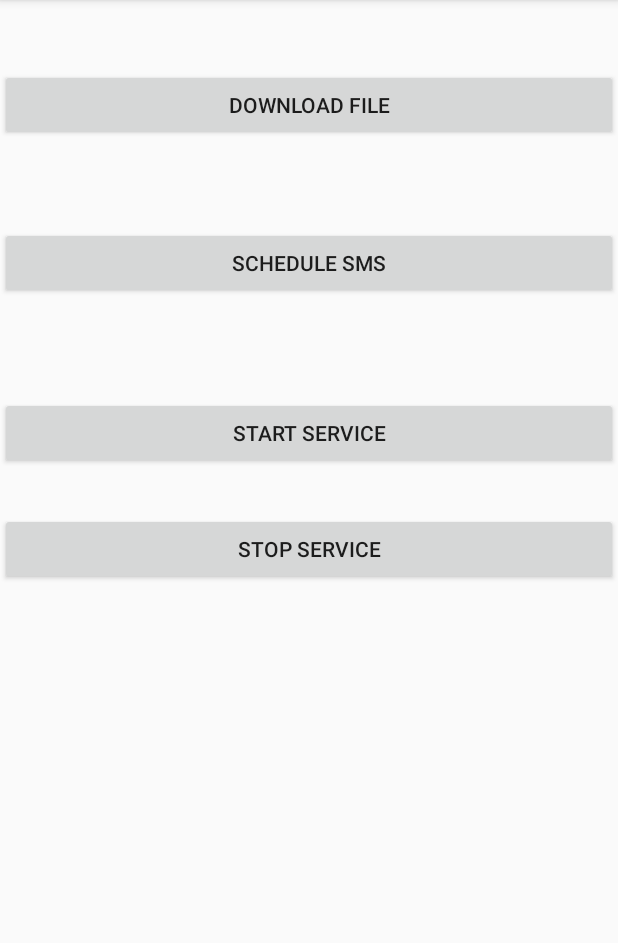
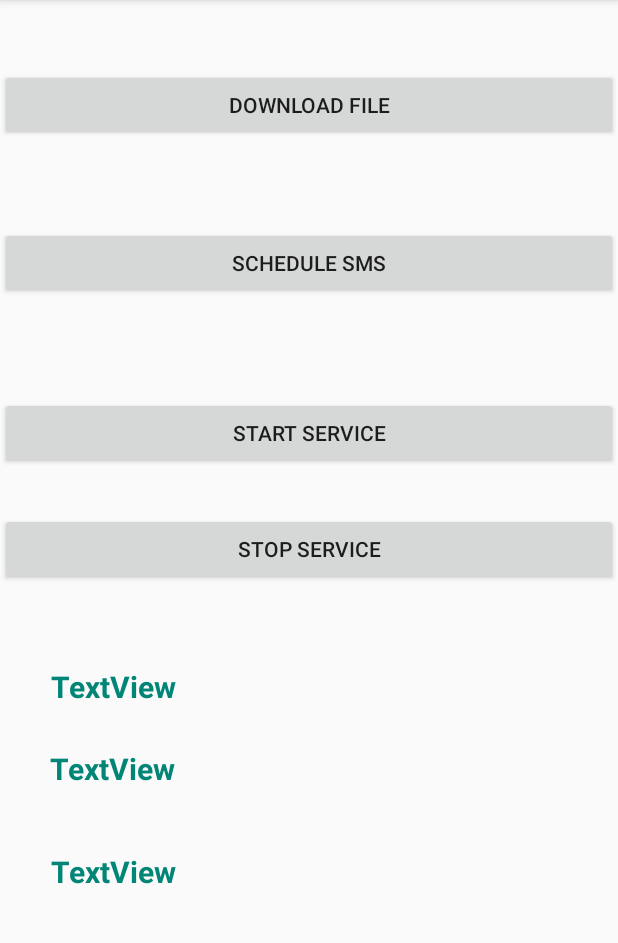
Before and after one commit to abdultanveer/Cgiday2, an Android app: the screen it shows after launch (MainActivity), on a phone screen of 412 x 824 dp, the part 84-1027 px from its top. Run offline under Robolectric (Android 15) with nearby library versions, the phone set to English and light mode, and no system bars.

Commit message:
styles -- textstyle

```diff
--- a/app/src/main/res/layout/activity_main.xml
+++ b/app/src/main/res/layout/activity_main.xml
@@ -62,4 +62,39 @@
         app:layout_constraintStart_toStartOf="parent"
         app:layout_constraintTop_toBottomOf="@+id/button_start_service" />
 
+    <TextView
+        android:id="@+id/textView"
+        style="@style/textstyle"
+        android:layout_width="wrap_content"
+        android:layout_height="wrap_content"
+        android:layout_marginStart="34dp"
+        android:layout_marginBottom="27dp"
+        android:text="TextView"
+        app:layout_constraintBottom_toTopOf="@+id/textView2"
+        app:layout_constraintStart_toStartOf="parent" />
+
+    <TextView
+        android:id="@+id/textView2"
+        style="@style/textstyle"
+
+        android:layout_width="wrap_content"
+        android:layout_height="wrap_content"
+        android:layout_marginStart="33dp"
+        android:layout_marginBottom="242dp"
+        android:text="TextView"
+        app:layout_constraintBottom_toBottomOf="parent"
+        app:layout_constraintStart_toStartOf="parent" />
+
+    <TextView
+        android:id="@+id/textView3"
+        android:layout_width="wrap_content"
+        android:layout_height="wrap_content"
+        android:layout_marginStart="34dp"
+        android:layout_marginTop="41dp"
+        android:text="TextView"
+        style="@style/textstyle"
+
+        app:layout_constraintStart_toStartOf="parent"
+        app:layout_constraintTop_toBottomOf="@+id/textView2" />
+
 </androidx.constraintlayout.widget.ConstraintLayout>
--- a/app/src/main/res/values/styles.xml
+++ b/app/src/main/res/values/styles.xml
@@ -8,4 +8,10 @@
         <item name="colorAccent">@color/colorAccent</item>
     </style>
 
+    <style name="textstyle">
+        <item name="android:textColor">@color/colorPrimary</item>
+        <item name="android:textStyle">bold</item>
+        <item name="android:textSize">20sp</item>
+    </style>
+
 </resources>
```
